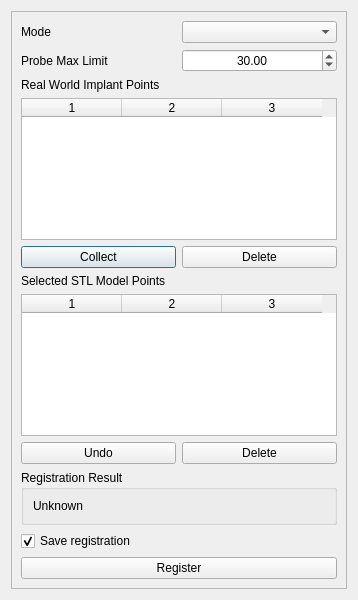
Before: the Qt Designer form ui/registration.ui in liushuya7/cn5X, drawn with Qt 5.
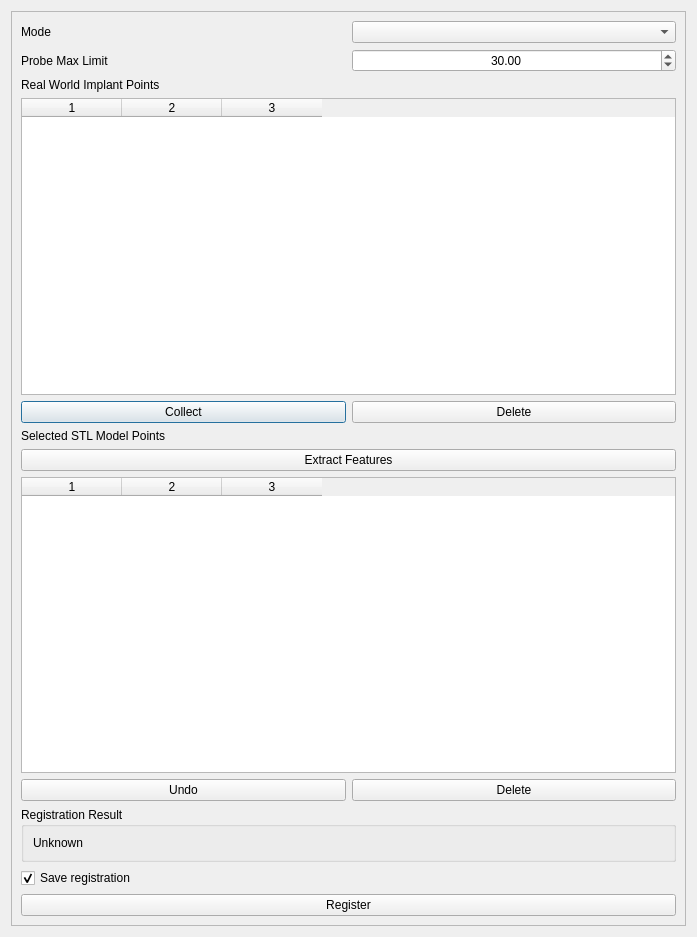
After: the same form once the commit is applied.

Commit message: created MeshProcessing class, updating connection to ui

```diff
--- a/ui/registration.ui
+++ b/ui/registration.ui
@@ -6,8 +6,8 @@
    <rect>
     <x>0</x>
     <y>0</y>
-    <width>358</width>
-    <height>600</height>
+    <width>697</width>
+    <height>937</height>
    </rect>
   </property>
   <property name="windowTitle">
@@ -106,6 +106,13 @@
          </property>
         </widget>
        </item>
+       <item>
+        <widget class="QPushButton" name="pushButton_extract_features">
+         <property name="text">
+          <string>Extract Features</string>
+         </property>
+        </widget>
+       </item>
        <item>
         <widget class="QTableWidget" name="tableWidget_model">
          <property name="selectionBehavior">
```
The commit also changes 4 other files.
